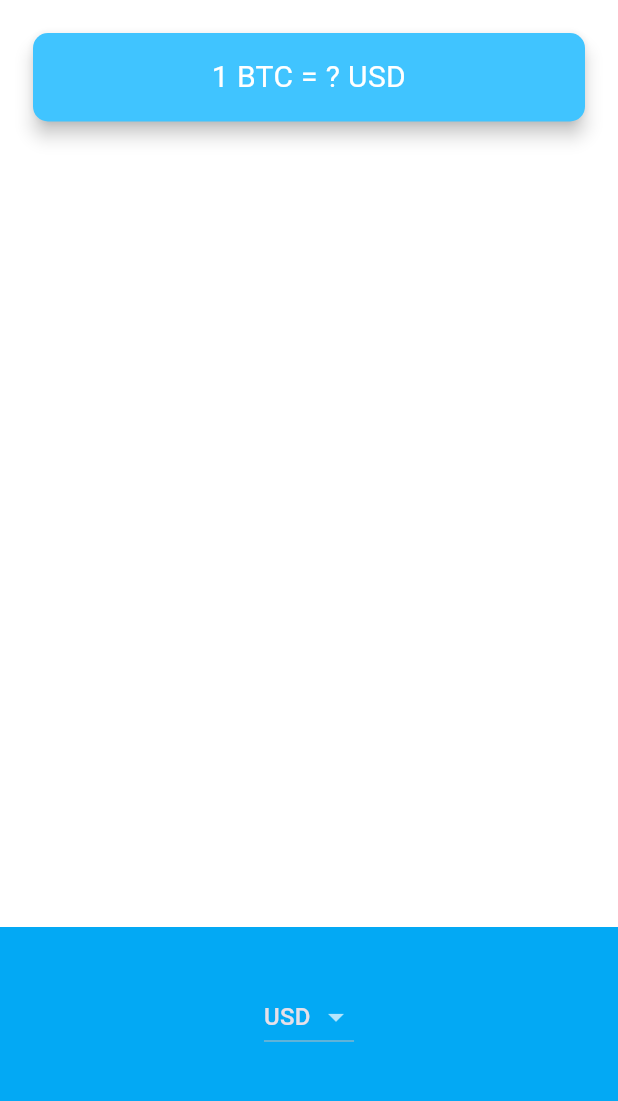
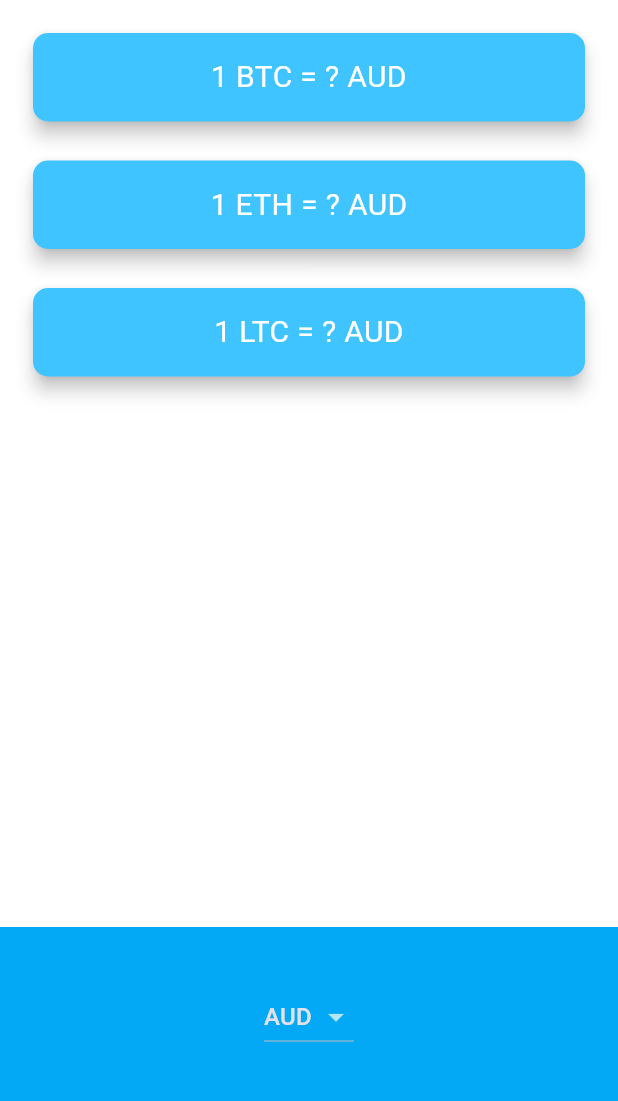
Before and after one commit to ramanaa77/flutter-learning-bootcamp, a Flutter app: the screen it shows after launch, on a phone screen of 412 x 824 dp, the part 84-1185 px from its top. Run offline on Flutter 3.47's test engine with Material 3 defaults, Android fonts, the phone set to English and light mode, and no system bars; our stand-ins replace audioplayers, flutter_dotenv, flutter_spinkit, font_awesome_flutter, geolocator, rflutter_alert; network calls fail.

Commit message:
Bitcoin-Ticker

```diff
--- a/bitcoin_ticker/lib/coin_data.dart
+++ b/bitcoin_ticker/lib/coin_data.dart
@@ -1,3 +1,10 @@
+import 'package:http/http.dart' as http;
+import 'package:flutter_dotenv/flutter_dotenv.dart';
+import 'dart:convert';
+
+final apiKey = dotenv.env['API_KEY'];
+final coinURL = dotenv.env['BASE_URL'];
+
 const List<String> currenciesList = [
   'AUD',
   'BRL',
@@ -22,10 +29,27 @@
   'ZAR'
 ];
 
-const List<String> cryptoList = [
-  'BTC',
-  'ETH',
-  'LTC',
-];
+const Map<String, String> cryptoList = {
+  'BTC': 'bitcoin',
+  'ETH': 'ethereum',
+  'LTC': 'litecoin',
+};
 
-class CoinData {}
+class CoinData {
+  String selectedCurrency;
+  String cryptoName;
+
+  CoinData({required this.selectedCurrency, required this.cryptoName});
+
+  Future getCoinData() async {
+    final url = Uri.parse(
+        '$coinURL?ids=$cryptoName&vs_currencies=$selectedCurrency&x_cg_demo_api_key=$apiKey');
+    http.Response response = await http.get(url);
+    if (response.statusCode == 200) {
+      String data = response.body;
+      return jsonDecode(data);
+    } else {
+      print(response.statusCode);
+    }
+  }
+}
--- a/bitcoin_ticker/lib/price_screen.dart
+++ b/bitcoin_ticker/lib/price_screen.dart
@@ -11,7 +11,12 @@
 }
 
 class _PriceScreenState extends State<PriceScreen> {
-  String selectedCurrency = 'USD';
+  String selectedCurrency = 'AUD';
+  Map<String, String> cryptoValues = {
+    'bitcoinRate': '?',
+    'ethereumRate': '?',
+    'litecoinRate': '?'
+  };
 
   DropdownButton<String> androidDropDown() {
     List<DropdownMenuItem<String>> dropDownItem = [];
@@ -29,6 +34,9 @@
         onChanged: (value) {
           setState(() {
             selectedCurrency = value!;
+            getBTC();
+            getETH();
+            getLTC();
           });
         });
   }
@@ -42,9 +50,45 @@
     return CupertinoPicker(
         itemExtent: 32.0,
         onSelectedItemChanged: (selectedIndex) {
-          print(selectedIndex);
+          selectedCurrency = currenciesList[selectedIndex];
+          getBTC();
+          getETH();
+          getLTC();
         },
         children: pickerItems);
+  }
+
+  @override
+  void initState() {
+    super.initState();
+    getBTC();
+    getETH();
+    getLTC();
+  }
+
+  Future getBTC() async {
+    await getCryptoData('BTC');
+  }
+
+  Future getETH() async {
+    await getCryptoData('ETH');
+  }
+
+  Future getLTC() async {
+    await getCryptoData('LTC');
+  }
+
+  Future<void> getCryptoData(String cryptoType) async {
+    CoinData coinData = CoinData(
+      selectedCurrency: selectedCurrency,
+      cryptoName: cryptoList[cryptoType] ?? '',
+    );
+    var coinValues = await coinData.getCoinData();
+    setState(() {
+      cryptoValues['${cryptoList[cryptoType]}Rate'] =
+          coinValues[cryptoList[cryptoType]][selectedCurrency.toLowerCase()]
+              .toString();
+    });
   }
 
   @override
@@ -57,26 +101,22 @@
         mainAxisAlignment: MainAxisAlignment.spaceBetween,
         crossAxisAlignment: CrossAxisAlignment.stretch,
         children: <Widget>[
-          Padding(
-            padding: EdgeInsets.fromLTRB(18.0, 18.0, 18.0, 0),
-            child: Card(
-              color: Colors.lightBlueAccent,
-              elevation: 5.0,
-              shape: RoundedRectangleBorder(
-                borderRadius: BorderRadius.circular(10.0),
-              ),
-              child: Padding(
-                padding: EdgeInsets.symmetric(vertical: 15.0, horizontal: 28.0),
-                child: Text(
-                  '1 BTC = ? USD',
-                  textAlign: TextAlign.center,
-                  style: TextStyle(
-                    fontSize: 20.0,
-                    color: Colors.white,
-                  ),
-                ),
-              ),
-            ),
+          Column(
+            crossAxisAlignment: CrossAxisAlignment.stretch,
+            children: [
+              CryptoButton(
+                  cryptoName: 'BTC',
+                  currencyRate: cryptoValues['bitcoinRate'] ?? '?',
+                  selectedCurrency: selectedCurrency),
+              CryptoButton(
+                  cryptoName: 'ETH',
+                  currencyRate: cryptoValues['ethereumRate'] ?? '?',
+                  selectedCurrency: selectedCurrency),
+              CryptoButton(
+                  cryptoName: 'LTC',
+                  currencyRate: cryptoValues['litecoinRate'] ?? '?',
+                  selectedCurrency: selectedCurrency),
+            ],
           ),
           Container(
             height: 150.0,
@@ -90,3 +130,41 @@
     );
   }
 }
+
+class CryptoButton extends StatelessWidget {
+  const CryptoButton({
+    super.key,
+    required this.currencyRate,
+    required this.selectedCurrency,
+    required this.cryptoName,
+  });
+
+  final String currencyRate;
+  final String selectedCurrency;
+  final String cryptoName;
+
+  @override
+  Widget build(BuildContext context) {
+    return Padding(
+      padding: EdgeInsets.fromLTRB(18.0, 18.0, 18.0, 0),
+      child: Card(
+        color: Colors.lightBlueAccent,
+        elevation: 5.0,
+        shape: RoundedRectangleBorder(
+          borderRadius: BorderRadius.circular(10.0),
+        ),
+        child: Padding(
+          padding: EdgeInsets.symmetric(vertical: 15.0, horizontal: 28.0),
+          child: Text(
+            '1 $cryptoName = $currencyRate $selectedCurrency',
+            textAlign: TextAlign.center,
+            style: TextStyle(
+              fontSize: 20.0,
+              color: Colors.white,
+            ),
+          ),
+        ),
+      ),
+    );
+  }
+}
```
Also changed, not shown: bitcoin_ticker/lib/main.dart (+6 -1 lines), 1 other file.
